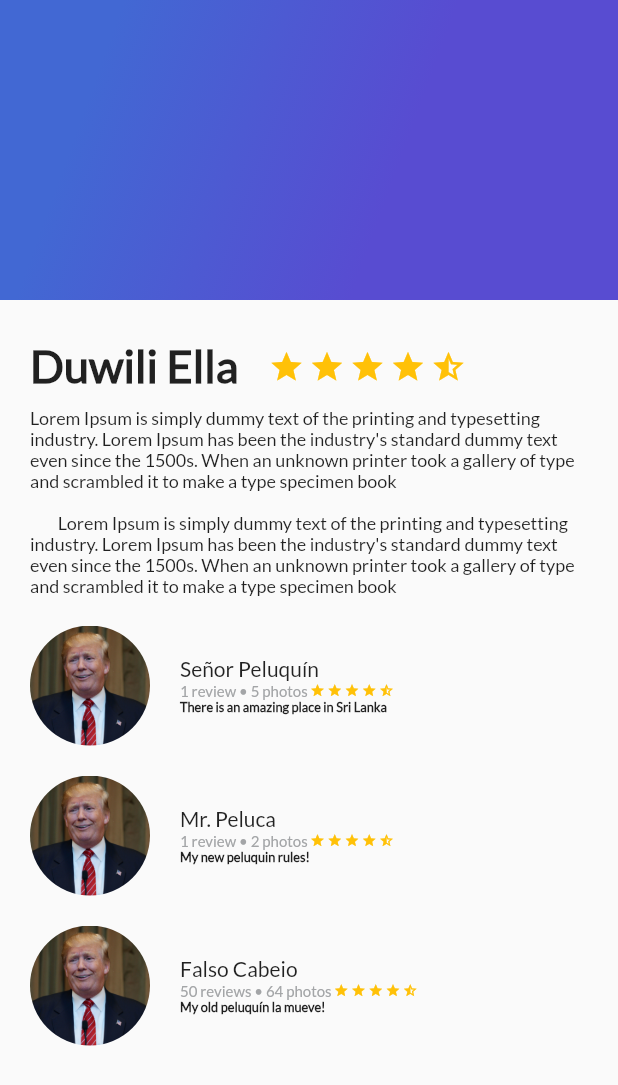
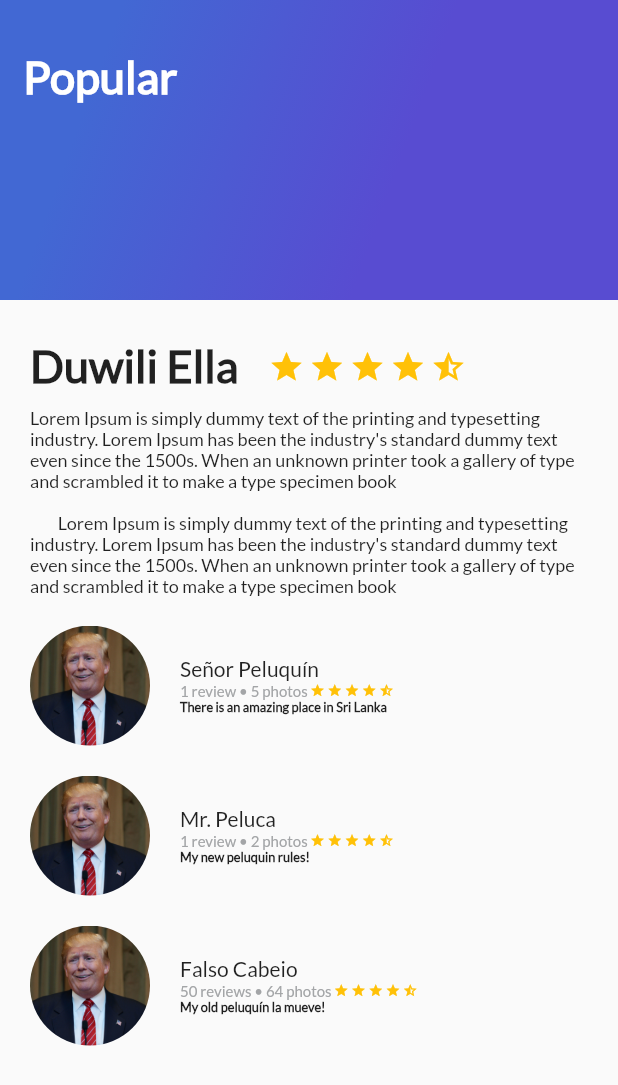
Before and after one commit to nandyme/p_flutter, a Flutter app: the screen it shows after launch, on a phone screen of 412 x 824 dp. Shown: the top 1085 px of the screen. Run offline on Flutter 3.47's test engine with Material 2 defaults, Android fonts, the phone set to English and light mode, and no system bars.

Commit message:
Clase 26 - Se agregó el texto a la gradiente - 6:39

```diff
--- a/lib/gradient_back.dart
+++ b/lib/gradient_back.dart
@@ -2,6 +2,10 @@ import 'package:flutter/material.dart';
 
 
 class GradientBack extends StatelessWidget {
+
+  String title = "Popular";
+
+  GradientBack(this.title);
   @override
   Widget build(BuildContext context) {
     // TODO: implement build
@@ -19,6 +23,16 @@ class GradientBack extends StatelessWidget {
           tileMode: TileMode.clamp
         )
       ),
+      child: Text(
+        title,
+        style: TextStyle(
+          color: Colors.white,
+          fontSize: 30.0,
+          fontFamily: "Lato",
+          fontWeight: FontWeight.bold
+        ),
+      ),
+      alignment: Alignment(-0.9, -0.6),
     );
   }
 
--- a/lib/main.dart
+++ b/lib/main.dart
@@ -1,4 +1,5 @@
 import 'package:flutter/material.dart';
+import 'package:flutter/services.dart';
 import 'the_body.dart';
 
 
@@ -11,6 +12,7 @@ class MyApp extends StatelessWidget {
   // This widget is the root of your application.
   @override
   Widget build(BuildContext context) {
+    SystemChrome.setEnabledSystemUIOverlays([]);
     return MaterialApp(
       title: 'Flutter Demo',
       theme: ThemeData(
--- a/lib/the_body.dart
+++ b/lib/the_body.dart
@@ -18,7 +18,7 @@ class TheBody extends StatelessWidget {
             ReviewList()
           ],
         ),
-        GradientBack()
+        GradientBack("Popular")
       ],
     );
   }
--- a/pubspec.yaml
+++ b/pubspec.yaml
@@ -72,6 +72,10 @@ flutter:
   # see https://flutter.io/custom-fonts/#from-packages
   assets:
     - assets/img/image.jpg
+    - assets/img/paisaje1.jpg
+    - assets/img/paisaje2.jpg
+    - assets/img/paisaje3.jpg
+    - assets/img/paisaje4.jpg
 
 
 
```
Also changed, not shown: assets/img/paisaje1.jpg (added), assets/img/paisaje2.jpg (added), assets/img/paisaje3.jpg (added), assets/img/paisaje4.jpg (added).
